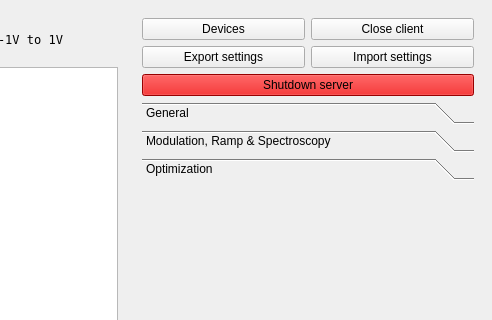
Old version of the form linien/gui/ui/main_window.ui in the repository linien-org/linien; both pictures show x 788 to 1280 and y 0 to 320 of the 1280 by 800 pixel window.
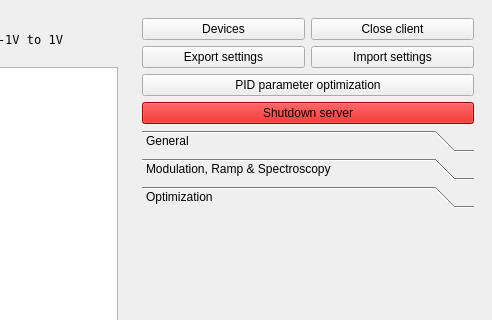
New version of the form. Custom widgets are drawn as their Qt base class.

Diff of the .ui file:
```diff
--- a/linien/gui/ui/main_window.ui
+++ b/linien/gui/ui/main_window.ui
@@ -520,6 +520,13 @@
          </item>
         </layout>
        </item>
+       <item>
+        <widget class="QPushButton" name="pid_parameter_optimization_button">
+         <property name="text">
+          <string>PID parameter optimization</string>
+         </property>
+        </widget>
+       </item>
        <item>
         <widget class="QPushButton" name="shutdownButton">
          <property name="palette">
@@ -1040,7 +1047,7 @@
             <x>0</x>
             <y>0</y>
             <width>338</width>
-            <height>483</height>
+            <height>441</height>
            </rect>
           </property>
           <attribute name="label">
```
Left out of the diff: 8 changed lines with no effect on the pictures.
